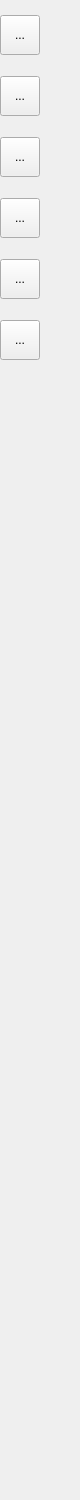
goat-s/dobmin, file leftbar.ui: the form before one commit.
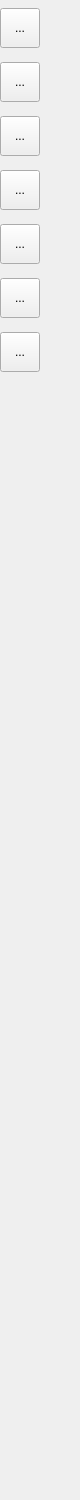
The form after the commit. Icons and pictures are not drawn. Custom widgets are drawn as their Qt base class.

Patch:
```diff
--- a/leftbar.ui
+++ b/leftbar.ui
@@ -99,6 +99,35 @@
       </property>
      </widget>
     </item>
+    <item>
+     <widget class="easerButton" name="eraserButton">
+      <property name="minimumSize">
+       <size>
+        <width>40</width>
+        <height>40</height>
+       </size>
+      </property>
+      <property name="maximumSize">
+       <size>
+        <width>40</width>
+        <height>40</height>
+       </size>
+      </property>
+      <property name="text">
+       <string>...</string>
+      </property>
+      <property name="icon">
+       <iconset resource="resources.qrc">
+        <normaloff>:/icons/eraser.svg</normaloff>:/icons/eraser.svg</iconset>
+      </property>
+      <property name="iconSize">
+       <size>
+        <width>40</width>
+        <height>40</height>
+       </size>
+      </property>
+     </widget>
+    </item>
     <item>
      <widget class="QToolButton" name="lineButton">
       <property name="minimumSize">
@@ -229,6 +258,11 @@
    <extends>QToolButton</extends>
    <header location="global">carbutton.h</header>
   </customwidget>
+  <customwidget>
+   <class>easerButton</class>
+   <extends>QToolButton</extends>
+   <header location="global">easerbutton.h</header>
+  </customwidget>
  </customwidgets>
  <resources/>
  <connections/>
```
Left out of the diff: 16 changed lines with no effect on the pictures.
